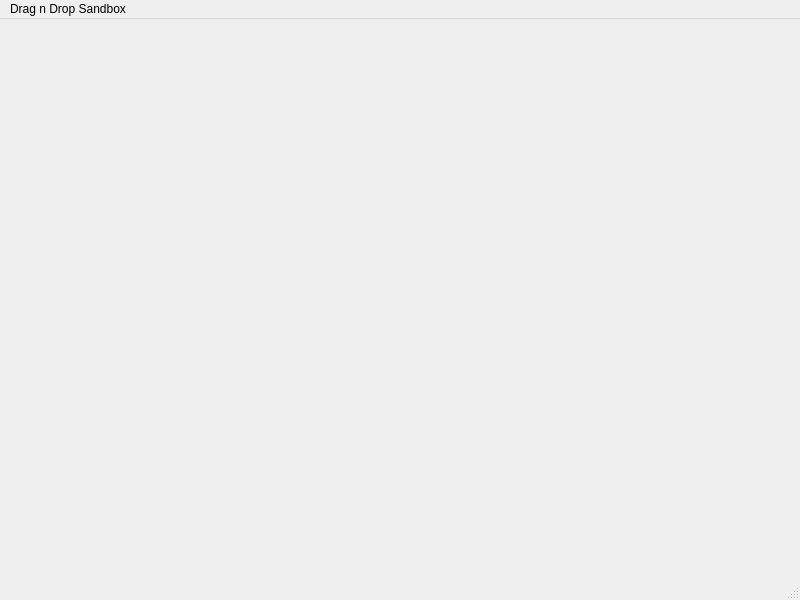
This is DragDropSandbox/dragdropsandbox.ui in waxspin/DragDropSandbox as Qt 5 draws it before an edit. The edited form follows.
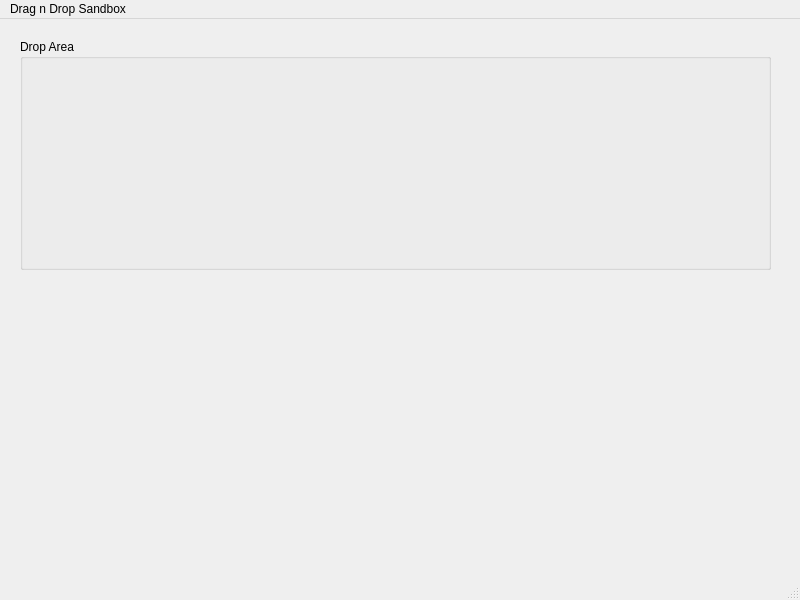
This is the edited form.

Commit message: Drop area added.

```diff
--- a/DragDropSandbox/dragdropsandbox.ui
+++ b/DragDropSandbox/dragdropsandbox.ui
@@ -13,7 +13,21 @@
   <property name="windowTitle">
    <string>MainWindow</string>
   </property>
-  <widget class="QWidget" name="centralwidget"/>
+  <widget class="QWidget" name="centralwidget">
+   <widget class="QGroupBox" name="groupBox">
+    <property name="geometry">
+     <rect>
+      <x>20</x>
+      <y>20</y>
+      <width>751</width>
+      <height>231</height>
+     </rect>
+    </property>
+    <property name="title">
+     <string>Drop Area</string>
+    </property>
+   </widget>
+  </widget>
   <widget class="QMenuBar" name="menubar">
    <property name="geometry">
     <rect>
```
The commit also changes 6 other files.
